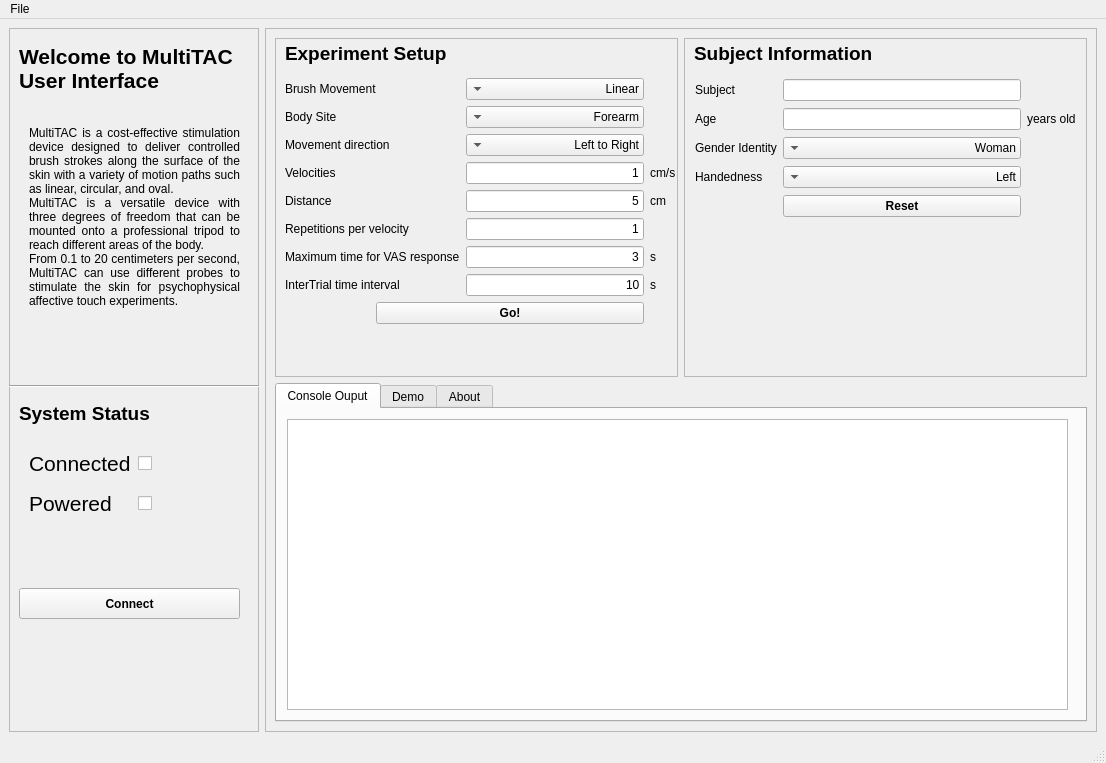
First picture: the form in gui/mainGui.ui, repository EdgardoCS/BrushGui, before the edit.
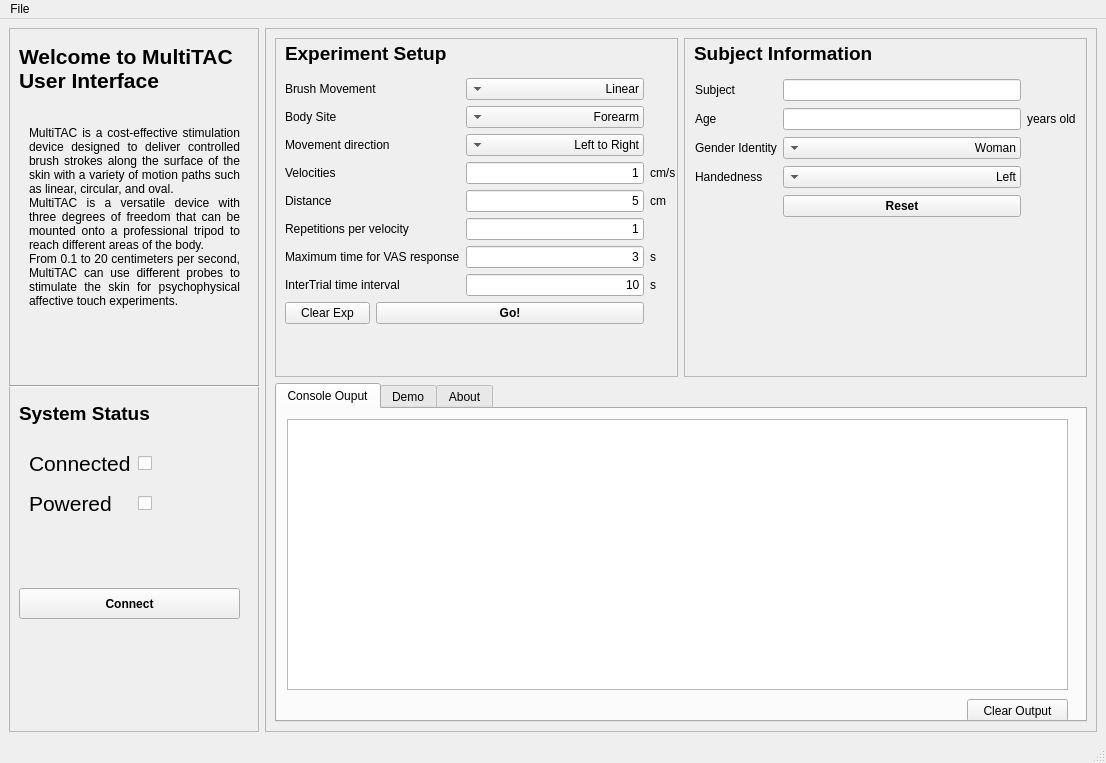
Second picture: the form after the edit. Icons and pictures are not drawn.

Patch:
```diff
--- a/gui/mainGui.ui
+++ b/gui/mainGui.ui
@@ -716,6 +716,13 @@
              </item>
             </widget>
            </item>
+           <item row="13" column="0">
+            <widget class="QPushButton" name="clearButton">
+             <property name="text">
+              <string>Clear Exp</string>
+             </property>
+            </widget>
+           </item>
           </layout>
          </widget>
         </widget>
@@ -753,7 +760,7 @@
              <x>10</x>
              <y>10</y>
              <width>781</width>
-             <height>291</height>
+             <height>271</height>
             </rect>
            </property>
            <property name="contextMenuPolicy">
@@ -762,6 +769,22 @@
            <property name="readOnly">
             <bool>true</bool>
            </property>
+           <property name="plainText">
+            <string/>
+           </property>
+          </widget>
+          <widget class="QPushButton" name="clearConsole">
+           <property name="geometry">
+            <rect>
+             <x>690</x>
+             <y>290</y>
+             <width>101</width>
+             <height>23</height>
+            </rect>
+           </property>
+           <property name="text">
+            <string>Clear Output</string>
+           </property>
           </widget>
          </widget>
          <widget class="QWidget" name="Page2">
```
Left out of the diff: 4 changed lines with no effect on the pictures.
